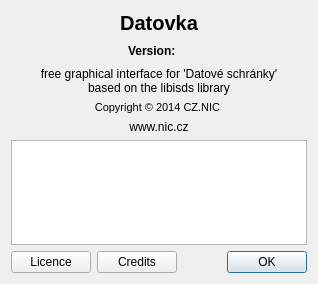
First picture: the form in src/gui/ui/dlg_about.ui, repository psakar/datovka, before the edit.
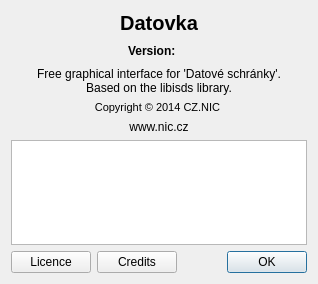
Second picture: the form after the edit.

Diff of the .ui file:
```diff
--- a/src/gui/ui/dlg_about.ui
+++ b/src/gui/ui/dlg_about.ui
@@ -98,8 +98,8 @@
    <item>
     <widget class="QLabel" name="labelInfo">
      <property name="text">
-      <string>free graphical interface for 'Datové schránky'
-based on the libisds library</string>
+      <string>Free graphical interface for 'Datové schránky'.
+Based on the libisds library.</string>
      </property>
      <property name="alignment">
       <set>Qt::AlignCenter</set>
```
